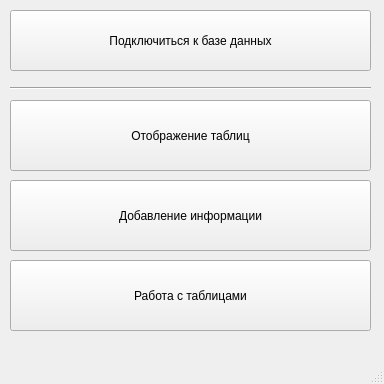
lernya/dbcs, file main_form.ui: the form before one commit.
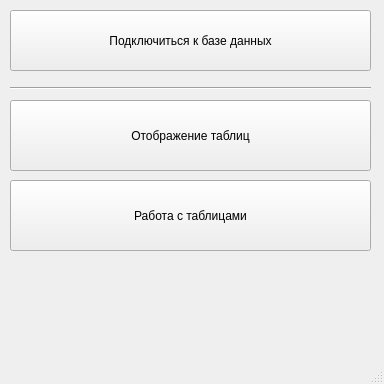
The form after the commit.

What changed in the file:
```diff
--- a/main_form.ui
+++ b/main_form.ui
@@ -40,24 +40,11 @@
      <enum>Qt::Horizontal</enum>
     </property>
    </widget>
-   <widget class="QPushButton" name="addDataButton">
-    <property name="geometry">
-     <rect>
-      <x>10</x>
-      <y>180</y>
-      <width>361</width>
-      <height>71</height>
-     </rect>
-    </property>
-    <property name="text">
-     <string>Добавление информации</string>
-    </property>
-   </widget>
    <widget class="QPushButton" name="editDataButton">
     <property name="geometry">
      <rect>
       <x>10</x>
-      <y>260</y>
+      <y>180</y>
       <width>361</width>
       <height>71</height>
      </rect>
```
